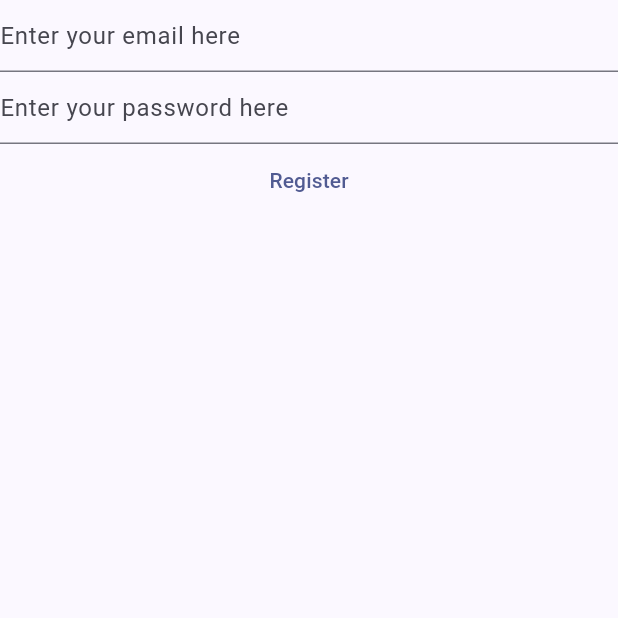
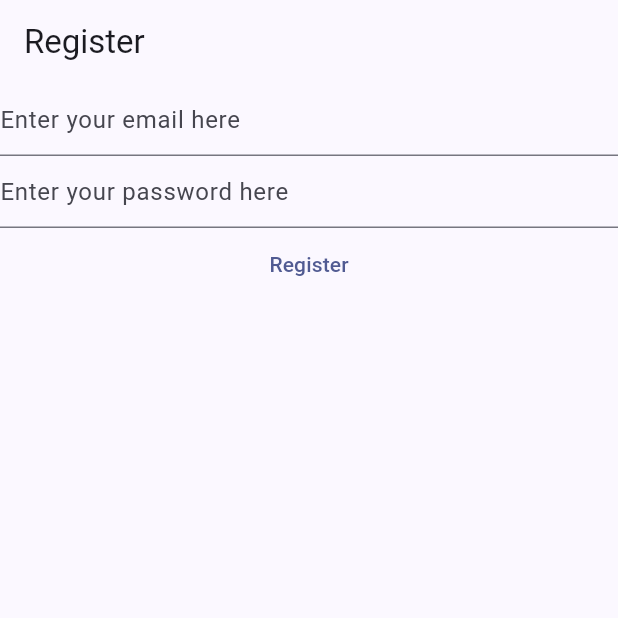
Before and after one commit to KMFreerksen/ChessNotationApp, a Flutter app: the RegisterView screen opened directly, on a phone screen of 412 x 824 dp, the top half of it. Run offline on Flutter 3.47's test engine with Material 2 defaults, Android fonts, the phone set to English and light mode, and no system bars; our stand-ins replace firebase_auth, firebase_core; missing offline and left inert: dart:js; accounts and stored records are empty.

Commit message:
go from login view to register view

```diff
--- a/chessnotes/lib/main.dart
+++ b/chessnotes/lib/main.dart
@@ -1,5 +1,8 @@
+import 'dart:js';
+
 import 'package:chessnotes/firebase_options.dart';
 import 'package:chessnotes/views/login_view.dart';
+import 'package:chessnotes/views/register_view.dart';
 import 'package:firebase_auth/firebase_auth.dart';
 import 'package:firebase_core/firebase_core.dart';
 import 'package:flutter/material.dart';
@@ -13,6 +16,10 @@ void main() {
         useMaterial3: true,
       ),
       home: const HomePage(),
+      routes: {
+        '/login/': (context) => const LoginView(),
+        '/register/': (context) => const RegisterView(),
+      },
     ),
   );
 }
--- a/chessnotes/lib/views/login_view.dart
+++ b/chessnotes/lib/views/login_view.dart
@@ -71,6 +71,15 @@ class _LoginViewState extends State<LoginView> {
           },
             child: const Text('Login'),
         ),
+        TextButton(
+          onPressed: () {
+            Navigator.of(context).pushNamedAndRemoveUntil(
+              '/register/',
+              (route) => false,
+            );
+          },
+          child: const Text('Not registered yet? Register here!'),
+        )
       ],
     );
   }
--- a/chessnotes/lib/views/register_view.dart
+++ b/chessnotes/lib/views/register_view.dart
@@ -28,7 +28,10 @@ class _RegisterViewState extends State<RegisterView> {
 
   @override
   Widget build(BuildContext context) {
-    return Column(
+    return Scaffold(
+      appBar: AppBar(title: const Text('Register'),
+      ),
+      body: Column(
         children: [
           TextField(
             controller: _email,
@@ -76,6 +79,7 @@ class _RegisterViewState extends State<RegisterView> {
               child: const Text('Register'),
           ),
         ],
+      ),
     );
   }
 }
```
Lines whose indentation alone changed are shown as unchanged.
